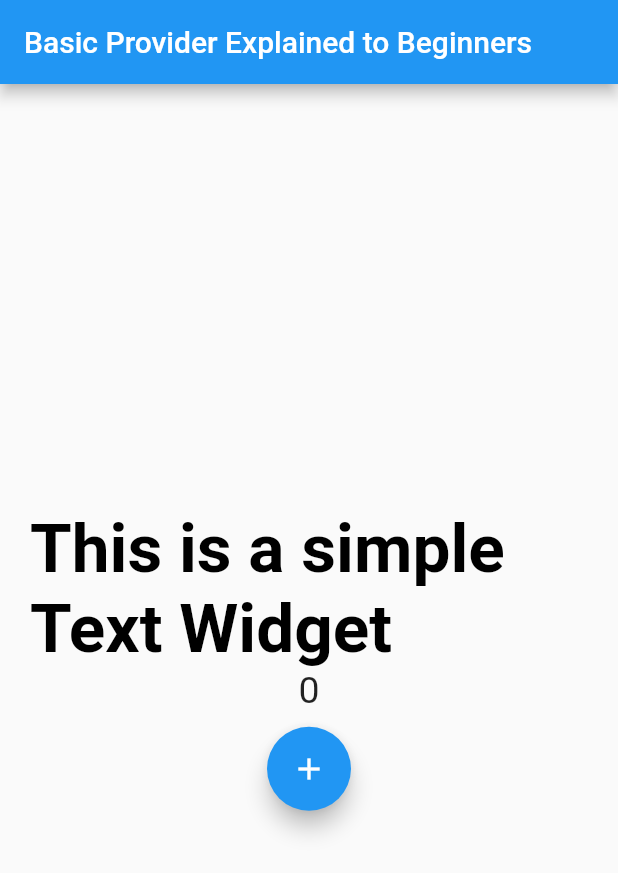
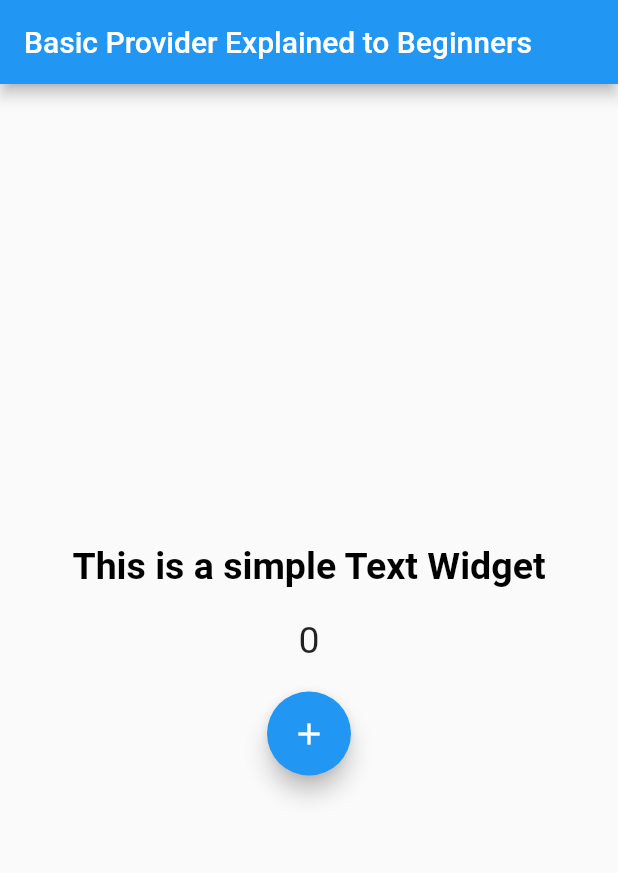
Before and after one commit to miyigun/flutter_provider_example, a Flutter app: the screen it shows after launch, on a phone screen of 412 x 824 dp. Shown: the top 873 px of the screen. Run offline on Flutter 3.47's test engine with Material 2 defaults, Android fonts, the phone set to English and light mode, and no system bars.

Commit message:
Third commit

```diff
--- a/lib/pages/column_class.dart
+++ b/lib/pages/column_class.dart
@@ -14,6 +14,9 @@ class ColumnClass extends StatelessWidget {
 
     return Column(
       children: [
+        const SizedBox(
+          height: 10.0,
+        ),
         Text(
           '${counter.number}',
           style: const TextStyle(
@@ -21,7 +24,7 @@ class ColumnClass extends StatelessWidget {
           ),
         ),
         const SizedBox(
-          height: 10.0,
+          height: 20.0,
         ),
         FloatingActionButton(
             onPressed: (){
--- a/lib/pages/my_home_page.dart
+++ b/lib/pages/my_home_page.dart
@@ -36,14 +36,15 @@ class AVeryDeepWidgetTree extends StatelessWidget {
             'This is a simple Text Widget',
             style: TextStyle(
               color: Colors.black,
-              fontSize: 45.0,
+              fontSize: 25.0,
               fontWeight: FontWeight.bold,
             ),
           ),
+          SizedBox(
+            height: 10.0,
+          ),
           //now we are going to build a very deep widget tree
-          Center(
-            child: ColumnClass(),
-          ),
+          ColumnClass(),
         ],
       ),
     );
```
